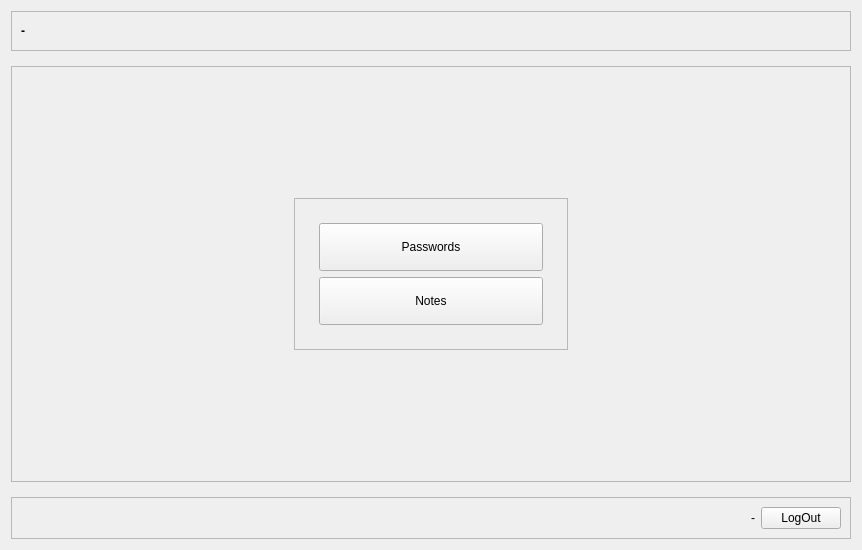
Qt form dashboard/dashboard.ui (keshavbhatt/mylocker) before a commit.
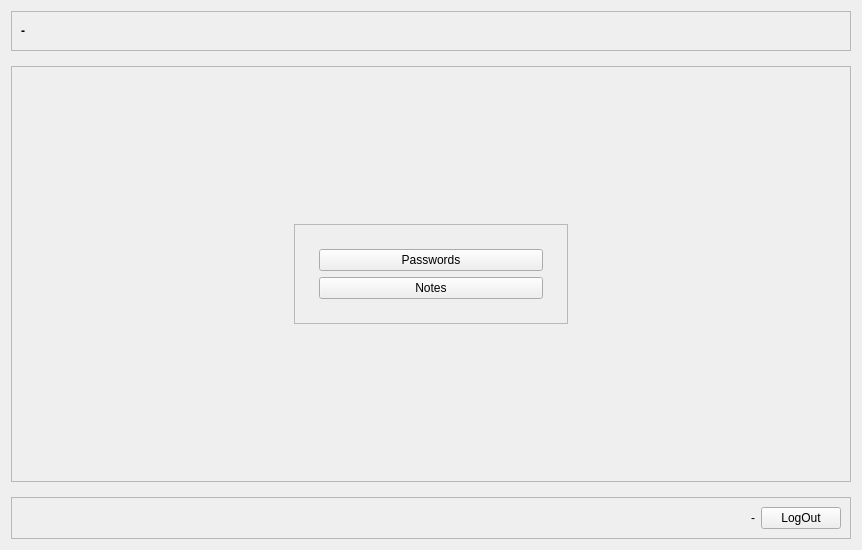
The same form after that commit. Custom widgets are drawn as their Qt base class.

Diff of the .ui file:
```diff
--- a/dashboard/dashboard.ui
+++ b/dashboard/dashboard.ui
@@ -139,12 +139,6 @@
                </property>
                <item row="1" column="0">
                 <widget class="QPushButton" name="secureNotesButton">
-                 <property name="minimumSize">
-                  <size>
-                   <width>0</width>
-                   <height>48</height>
-                  </size>
-                 </property>
                  <property name="text">
                   <string>Notes</string>
                  </property>
@@ -158,12 +152,6 @@
                    <verstretch>0</verstretch>
                   </sizepolicy>
                  </property>
-                 <property name="minimumSize">
-                  <size>
-                   <width>0</width>
-                   <height>48</height>
-                  </size>
-                 </property>
                  <property name="text">
                   <string>Passwords</string>
                  </property>
```
